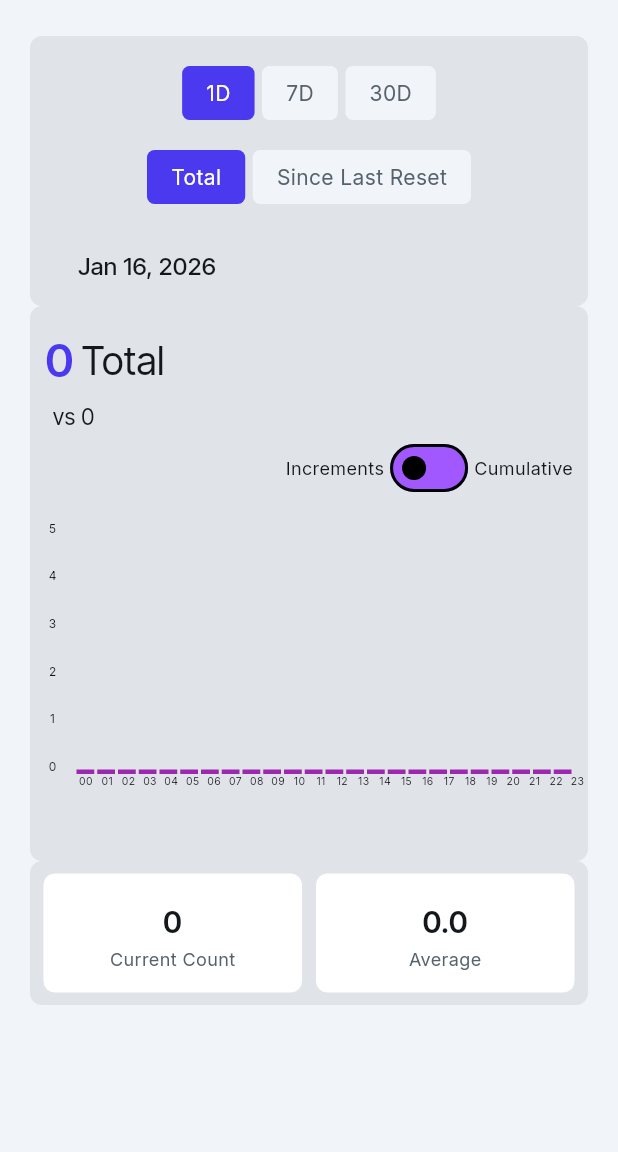
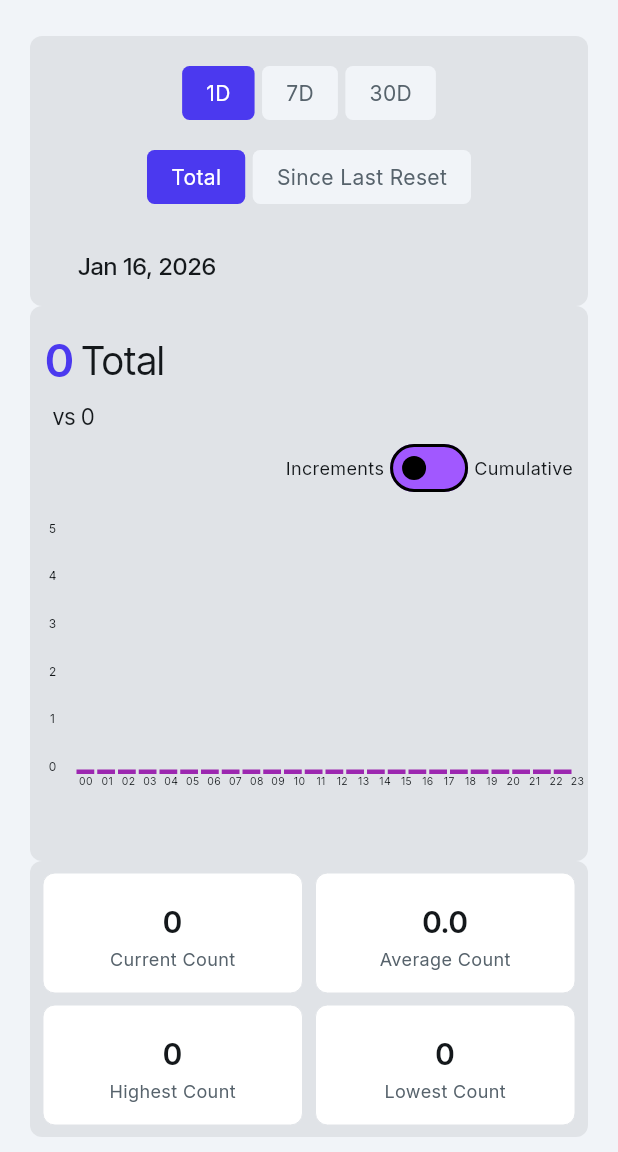
Before and after one commit to roger6272/trackwise, a Flutter app: the ItemDetailPage screen opened directly with empty values, on a phone screen of 412 x 824 dp, the part 84-1236 px from its top. Run offline on Flutter 3.47's test engine with Material 3 defaults, Android fonts, the phone set to English and light mode, and no system bars; our stand-ins replace auto_size_text, cloud_firestore, dartz, device_info_plus, dropdown_button2, equatable and 23 more; missing offline and left inert: firebase_performance, json_path, markdown_widget; accounts and stored records are empty.

Commit message:
fix: route ordering and enhance stats display
- Fix route ordering: items/form before items/:id to prevent mismatch
- Add maxCount/minCount to StatsResult for stats range display
- Enhance summary cards with additional stats metrics

Co-Authored-By: Claude Opus 4.5 <noreply@anthropic.com>

```diff
--- a/lib/core/router/app_router.dart
+++ b/lib/core/router/app_router.dart
@@ -95,6 +95,17 @@ class AppRouter {
               path: '/',
               builder: (context, state) => const ItemsListPage(),
               routes: [
+                // ItemFormPage MUST come before ItemDetailPage to avoid
+                // 'items/form' matching 'items/:id' with id='form'
+                GoRoute(
+                  name: ItemFormPage.routeName,
+                  path: 'items/form',
+                  builder: (context, state) {
+                    final extra = state.extra as Map?;
+                    final item = extra?['item'] as Item?;
+                    return ItemFormPage(item: item);
+                  },
+                ),
                 GoRoute(
                   name: 'ItemDetailPage',
                   path: 'items/:id',
@@ -109,14 +120,6 @@ class AppRouter {
                       currentCount: countStr != null ? int.tryParse(countStr) : null,
                       lastResetTime: resetStr != null ? DateTime.tryParse(resetStr) : null,
                     );
-                  },
-                ),
-                GoRoute(
-                  name: ItemFormPage.routeName,
-                  path: ItemFormPage.routePath.replaceFirst('/', ''),
-                  builder: (context, state) {
-                    final item = state.extra as Item?;
-                    return ItemFormPage(item: item);
                   },
                 ),
               ],
--- a/lib/features/items/domain/utils/stats_calculator.dart
+++ b/lib/features/items/domain/utils/stats_calculator.dart
@@ -22,12 +22,20 @@ class StatsResult extends Equatable {
   /// Average count per time unit (hourly for 1D, daily for 7D/30D).
   final double average;
 
+  /// Highest count in a single time bucket (hour for 1D, day for 7D/30D).
+  final int maxCount;
+
+  /// Lowest count in a single time bucket (hour for 1D, day for 7D/30D).
+  final int minCount;
+
   const StatsResult({
     required this.totalCount,
     required this.priorPeriodCount,
     required this.percentChange,
     required this.periodLabel,
     required this.average,
+    required this.maxCount,
+    required this.minCount,
   });
 
   /// Whether the percent change is positive (current > prior).
@@ -43,6 +51,8 @@ class StatsResult extends Equatable {
         percentChange,
         periodLabel,
         average,
+        maxCount,
+        minCount,
       ];
 }
 
@@ -133,12 +143,28 @@ class StatsCalculator {
     final divisor = aggregation == '1D' ? 24 : periodDays;
     final average = totalCount / divisor;
 
+    // Calculate max and min per time bucket
+    final bucketCounts = _aggregateIntoBuckets(
+      currentPeriodEvents.toList(),
+      aggregation,
+      currentPeriodStart,
+      endOfDay,
+    );
+    final maxCount = bucketCounts.isEmpty
+        ? 0
+        : bucketCounts.reduce((a, b) => a > b ? a : b);
+    final minCount = bucketCounts.isEmpty
+        ? 0
+        : bucketCounts.reduce((a, b) => a < b ? a : b);
+
     return StatsResult(
       totalCount: totalCount,
       priorPeriodCount: priorPeriodCount,
       percentChange: percentChange,
       periodLabel: periodLabel,
       average: average,
+      maxCount: maxCount,
+      minCount: minCount,
     );
   }
 
@@ -171,4 +197,43 @@ class StatsCalculator {
             'Invalid aggregation: $aggregation. Expected 1D, 7D, or 30D');
     }
   }
+
+  /// Aggregates events into time buckets and returns counts per bucket.
+  ///
+  /// For '1D': 24 hourly buckets.
+  /// For '7D'/'30D': daily buckets.
+  static List<int> _aggregateIntoBuckets(
+    List<EventLog> events,
+    String aggregation,
+    DateTime periodStart,
+    DateTime periodEnd,
+  ) {
+    if (aggregation == '1D') {
+      // 24 hourly buckets
+      final buckets = List<int>.filled(24, 0);
+      for (final event in events) {
+        final hour = event.createdTime.hour;
+        buckets[hour] += event.increment;
+      }
+      return buckets;
+    } else {
+      // Daily buckets for 7D or 30D
+      final numDays = aggregation == '7D' ? 7 : 30;
+      final buckets = List<int>.filled(numDays, 0);
+      final startDay = DateTime(periodStart.year, periodStart.month, periodStart.day);
+
+      for (final event in events) {
+        final eventDay = DateTime(
+          event.createdTime.year,
+          event.createdTime.month,
+          event.createdTime.day,
+        );
+        final dayIndex = eventDay.difference(startDay).inDays;
+        if (dayIndex >= 0 && dayIndex < numDays) {
+          buckets[dayIndex] += event.increment;
+        }
+      }
+      return buckets;
+    }
+  }
 }
--- a/lib/features/items/presentation/pages/item_detail_page.dart
+++ b/lib/features/items/presentation/pages/item_detail_page.dart
@@ -196,6 +196,8 @@ class _ItemDetailPageState extends State<ItemDetailPage> {
                                 child: SummaryCards(
                                   currentCount: widget.currentCount ?? 0,
                                   average: stats.average,
+                                  highestCount: stats.maxCount,
+                                  lowestCount: stats.minCount,
                                 ),
                               ),
                             ],
@@ -231,6 +233,8 @@ class _ItemDetailPageState extends State<ItemDetailPage> {
       percentChange: null,
       periodLabel: 'DoD',
       average: 0.0,
+      maxCount: 0,
+      minCount: 0,
     );
   }
 
--- a/lib/features/items/presentation/widgets/item_detail/summary_cards.dart
+++ b/lib/features/items/presentation/widgets/item_detail/summary_cards.dart
@@ -3,17 +3,22 @@ import 'package:google_fonts/google_fonts.dart';
 
 /// Widget displaying summary statistics cards with slide/fade animations.
 ///
-/// Shows Current Count and Average values in two side-by-side cards
-/// that animate in when the widget is first displayed.
+/// Shows 4 cards in 2 rows:
+/// - Row 1: Current Count, Average Count
+/// - Row 2: Highest Count, Lowest Count
 class SummaryCards extends StatefulWidget {
   const SummaryCards({
     super.key,
     required this.currentCount,
     required this.average,
+    required this.highestCount,
+    required this.lowestCount,
   });
 
   final int currentCount;
   final double average;
+  final int highestCount;
+  final int lowestCount;
 
   @override
   State<SummaryCards> createState() => _SummaryCardsState();
@@ -60,11 +65,16 @@ class _SummaryCardsState extends State<SummaryCards>
 
   @override
   Widget build(BuildContext context) {
+    final cardWidth = MediaQuery.sizeOf(context).width * 0.42;
+
     return FadeTransition(
       opacity: _fadeAnimation,
       child: SlideTransition(
         position: _slideAnimation,
-        child: Row(
+        child: Column(
+          children: [
+            // Row 1: Current Count, Average Count
+            Row(
               mainAxisAlignment: MainAxisAlignment.spaceEvenly,
               crossAxisAlignment: CrossAxisAlignment.center,
               children: [
@@ -73,16 +83,41 @@ class _SummaryCardsState extends State<SummaryCards>
                   child: _SummaryCard(
                     value: widget.currentCount.toString(),
                     label: 'Current Count',
-                width: MediaQuery.sizeOf(context).width * 0.42,
+                    width: cardWidth,
                   ),
                 ),
                 Padding(
                   padding: const EdgeInsets.symmetric(vertical: 8.0),
                   child: _SummaryCard(
                     value: widget.average.toStringAsFixed(1),
-                label: 'Average',
-                width: MediaQuery.sizeOf(context).width * 0.42,
+                    label: 'Average Count',
+                    width: cardWidth,
                   ),
+                ),
+              ],
+            ),
+            // Row 2: Highest Count, Lowest Count
+            Row(
+              mainAxisAlignment: MainAxisAlignment.spaceEvenly,
+              crossAxisAlignment: CrossAxisAlignment.center,
+              children: [
+                Padding(
+                  padding: const EdgeInsets.only(bottom: 8.0),
+                  child: _SummaryCard(
+                    value: widget.highestCount.toString(),
+                    label: 'Highest Count',
+                    width: cardWidth,
+                  ),
+                ),
+                Padding(
+                  padding: const EdgeInsets.only(bottom: 8.0),
+                  child: _SummaryCard(
+                    value: widget.lowestCount.toString(),
+                    label: 'Lowest Count',
+                    width: cardWidth,
+                  ),
+                ),
+              ],
             ),
           ],
         ),
```
Lines whose indentation alone changed are shown as unchanged.
